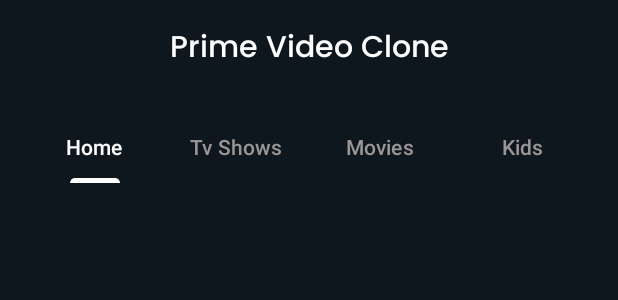
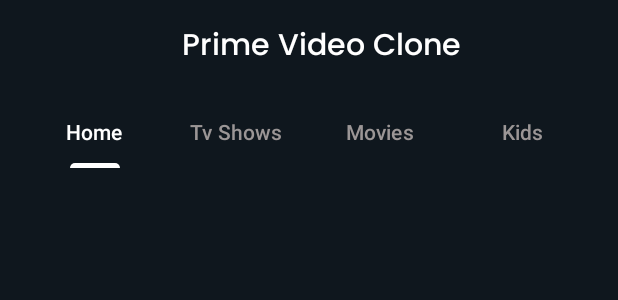
Before and after one commit to 4rju9/PrimeVideoClone, an Android app: the layout activity_main.xml on its own in the app's theme, with its tools: preview values and no code run, on a phone screen of 412 x 824 dp. Shown: the top 300 px of the screen. Run offline under Robolectric (Android 15) with nearby library versions, the phone set to English and light mode, and no system bars.

Commit message:
implemented AppBarLayout in the main activtity to handle the scrolling behabvior

```diff
--- a/app/src/main/res/layout/activity_main.xml
+++ b/app/src/main/res/layout/activity_main.xml
@@ -1,5 +1,5 @@
 <?xml version="1.0" encoding="utf-8"?>
-<androidx.constraintlayout.widget.ConstraintLayout xmlns:android="http://schemas.android.com/apk/res/android"
+<androidx.coordinatorlayout.widget.CoordinatorLayout xmlns:android="http://schemas.android.com/apk/res/android"
     xmlns:app="http://schemas.android.com/apk/res-auto"
     xmlns:tools="http://schemas.android.com/tools"
     android:layout_width="match_parent"
@@ -7,18 +7,29 @@
     android:background="@color/backgroundPrimeVideo"
     tools:context=".MainActivity">
 
+    <com.google.android.material.appbar.AppBarLayout
+        android:id="@+id/mainAppBar"
+        android:layout_width="match_parent"
+        android:layout_height="wrap_content"
+        android:background="@color/backgroundPrimeVideo">
+
+        <androidx.appcompat.widget.Toolbar
+            android:id="@+id/manToolbar"
+            android:layout_width="match_parent"
+            android:layout_height="?attr/actionBarSize"
+            app:layout_scrollFlags="scroll">
+
             <TextView
                 android:id="@+id/tvMain"
-        android:layout_width="wrap_content"
-        android:layout_height="wrap_content"
-        android:layout_marginTop="16dp"
+                android:layout_width="match_parent"
+                android:layout_height="?attr/actionBarSize"
                 android:fontFamily="@font/poppins_med"
                 android:text="@string/app_name"
                 android:textColor="@color/white"
                 android:textSize="20sp"
-        app:layout_constraintLeft_toLeftOf="parent"
-        app:layout_constraintRight_toRightOf="parent"
-        app:layout_constraintTop_toTopOf="parent" />
+                android:gravity="center"/>
+
+        </androidx.appcompat.widget.Toolbar>
 
         <com.google.android.material.tabs.TabLayout
             android:id="@+id/tabLayout"
@@ -29,11 +40,7 @@
             app:tabSelectedTextColor="@color/white"
             app:tabTextColor="@color/textGray"
             android:layout_marginStart="16dp"
-        android:layout_marginTop="24dp"
-        android:layout_marginEnd="16dp"
-        app:layout_constraintEnd_toEndOf="parent"
-        app:layout_constraintStart_toStartOf="parent"
-        app:layout_constraintTop_toBottomOf="@+id/tvMain">
+            android:layout_marginEnd="16dp">
 
                     <com.google.android.material.tabs.TabItem
                         android:layout_width="wrap_content"
@@ -57,13 +64,24 @@
 
         </com.google.android.material.tabs.TabLayout>
 
+    </com.google.android.material.appbar.AppBarLayout>
+
+    <androidx.core.widget.NestedScrollView
+        android:layout_width="match_parent"
+        android:layout_height="match_parent"
+        app:layout_behavior="com.google.android.material.appbar.AppBarLayout$ScrollingViewBehavior">
+
+        <androidx.constraintlayout.widget.ConstraintLayout
+            android:layout_width="match_parent"
+            android:layout_height="match_parent">
+
             <androidx.viewpager.widget.ViewPager
                 android:id="@+id/bannerViewPager"
                 android:layout_width="match_parent"
                 android:layout_height="200dp"
                 app:layout_constraintLeft_toLeftOf="parent"
                 app:layout_constraintRight_toRightOf="parent"
-        app:layout_constraintTop_toBottomOf="@id/tabLayout"
+                app:layout_constraintTop_toTopOf="parent"
                 app:layout_constraintBottom_toTopOf="@id/mainRecycler">
             </androidx.viewpager.widget.ViewPager>
 
@@ -80,8 +98,8 @@
 
             <androidx.recyclerview.widget.RecyclerView
                 android:id="@+id/mainRecycler"
-        android:layout_width="0dp"
-        android:layout_height="0dp"
+                android:layout_width="match_parent"
+                android:layout_height="match_parent"
                 android:layout_marginTop="4dp"
                 android:layout_marginBottom="8dp"
                 android:dividerHeight="10dp"
@@ -92,3 +110,7 @@
                 app:layout_constraintTop_toBottomOf="@id/bannerViewPager"/>
 
         </androidx.constraintlayout.widget.ConstraintLayout>
+
+    </androidx.core.widget.NestedScrollView>
+
+</androidx.coordinatorlayout.widget.CoordinatorLayout>
--- a/app/src/main/res/values-night/themes.xml
+++ b/app/src/main/res/values-night/themes.xml
@@ -2,6 +2,6 @@
     <!-- Base application theme. -->
     <style name="Base.Theme.PrimeVideoClone" parent="Theme.Material3.DayNight.NoActionBar">
         <!-- Customize your dark theme here. -->
-         <item name="colorPrimary">@color/black</item>
+         <item name="colorPrimary">@color/backgroundPrimeVideo</item>
     </style>
 </resources>
--- a/app/src/main/res/values/themes.xml
+++ b/app/src/main/res/values/themes.xml
@@ -2,7 +2,7 @@
     <!-- Base application theme. -->
     <style name="Base.Theme.PrimeVideoClone" parent="Theme.Material3.DayNight.NoActionBar">
         <!-- Customize your light theme here. -->
-         <item name="colorPrimary">@color/black</item>
+         <item name="colorPrimary">@color/backgroundPrimeVideo</item>
     </style>
 
     <style name="Theme.PrimeVideoClone" parent="Base.Theme.PrimeVideoClone" />
```
Lines whose indentation alone changed are shown as unchanged.
